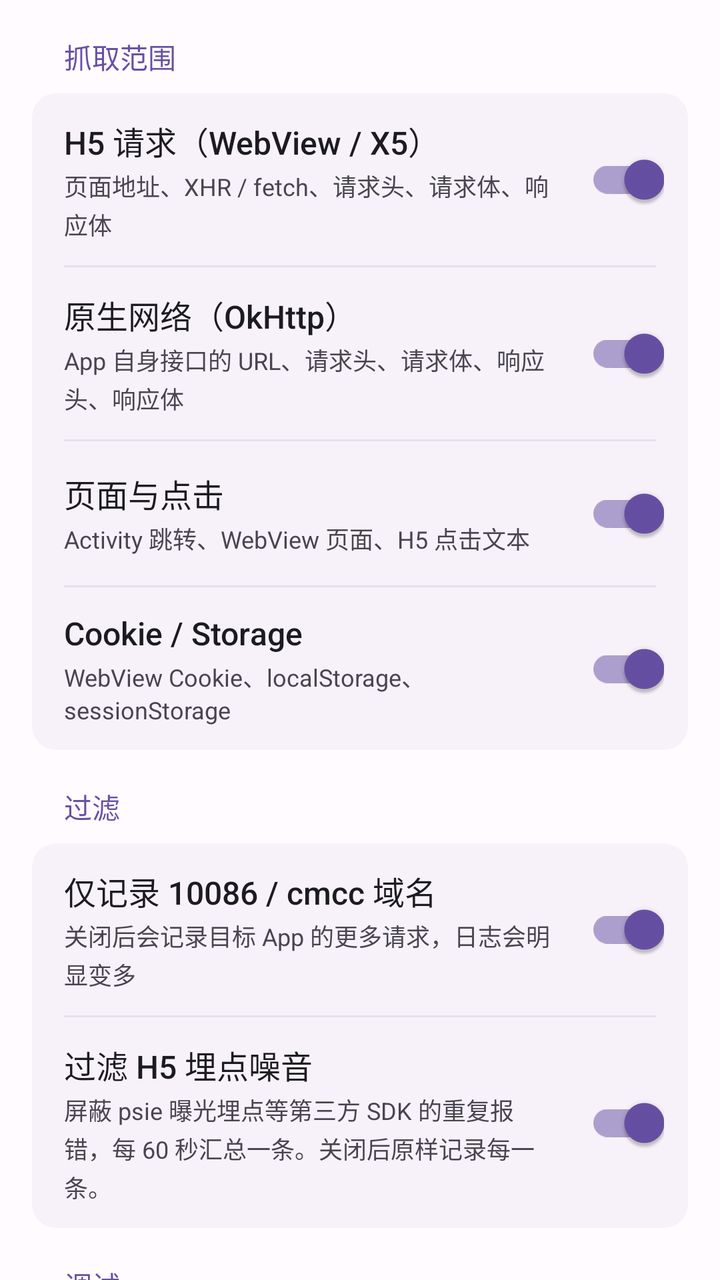
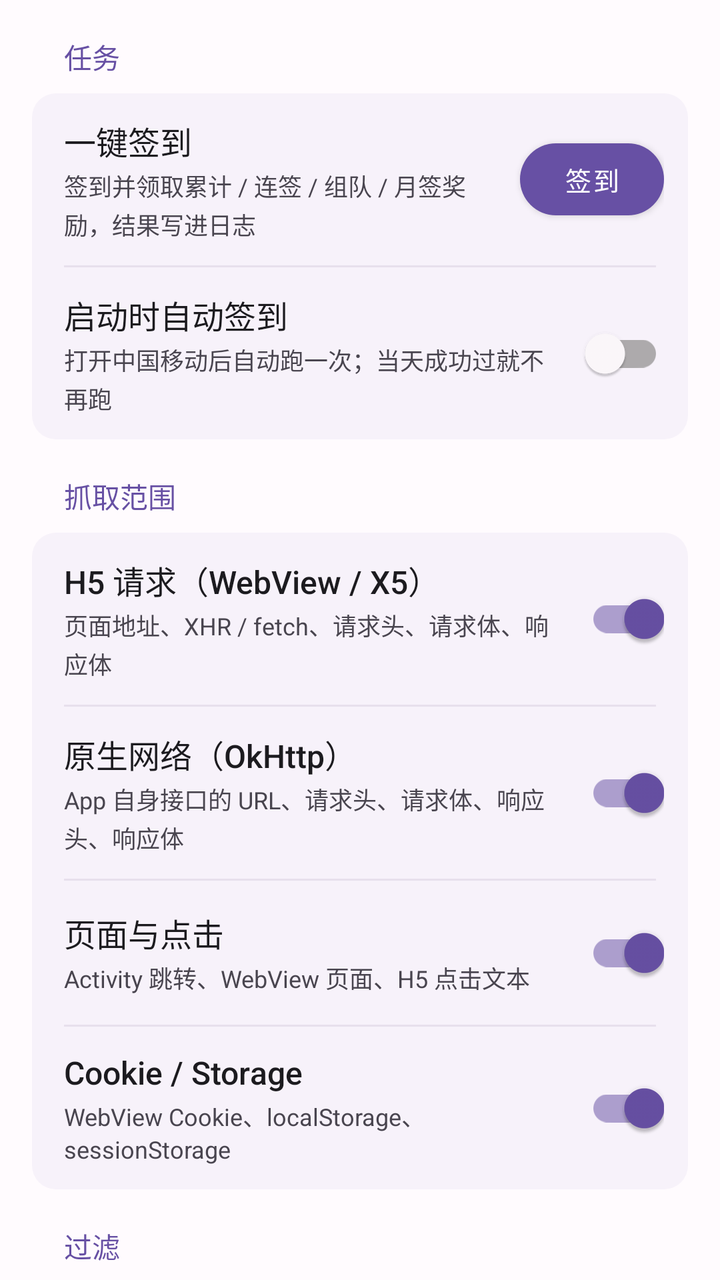

Screens rendered from an Android XML layout before and after an edit, with the pre-edit source and the edit as a unified diff.
<!-- AndroidManifest.xml: application theme Theme.CmccHook -->
<!-- res/layout/page_func.xml -->
<?xml version="1.0" encoding="utf-8"?>
<ScrollView xmlns:android="http://schemas.android.com/apk/res/android"
    android:layout_width="match_parent"
    android:layout_height="match_parent"
    android:clipToPadding="false"
    android:fillViewport="true"
    android:scrollbars="none">

    <LinearLayout
        android:layout_width="match_parent"
        android:layout_height="wrap_content"
        android:orientation="vertical"
        android:paddingStart="16dp"
        android:paddingEnd="16dp"
        android:paddingBottom="24dp">

        <TextView
            style="@style/SectionTitle"
            android:layout_width="wrap_content"
            android:layout_height="wrap_content"
            android:text="@string/capture_title" />

        <LinearLayout
            style="@style/CardBox"
            android:layout_width="match_parent"
            android:layout_height="wrap_content">

            <LinearLayout
                android:layout_width="match_parent"
                android:layout_height="wrap_content"
                android:gravity="center_vertical"
                android:orientation="horizontal"
                android:paddingStart="16dp"
                android:paddingTop="12dp"
                android:paddingEnd="12dp"
                android:paddingBottom="12dp">

                <LinearLayout
                    android:layout_width="0dp"
                    android:layout_height="wrap_content"
                    android:layout_weight="1"
                    android:orientation="vertical">

                    <TextView
                        style="@style/RowTitle"
                        android:layout_width="match_parent"
                        android:layout_height="wrap_content"
                        android:text="@string/capture_h5" />

                    <TextView
                        style="@style/RowDesc"
                        android:layout_width="match_parent"
                        android:layout_height="wrap_content"
                        android:text="@string/capture_h5_desc" />
                </LinearLayout>

                <com.google.android.material.switchmaterial.SwitchMaterial
                    android:id="@+id/switchH5"
                    android:layout_width="wrap_content"
                    android:layout_height="wrap_content"
                    android:layout_marginStart="8dp"
                    android:checked="true" />
            </LinearLayout>

            <View
                android:layout_width="match_parent"
                android:layout_height="1dp"
                android:layout_marginStart="16dp"
                android:layout_marginEnd="16dp"
                android:background="@color/divider" />

            <LinearLayout
                android:layout_width="match_parent"
                android:layout_height="wrap_content"
                android:gravity="center_vertical"
                android:orientation="horizontal"
                android:paddingStart="16dp"
                android:paddingTop="12dp"
                android:paddingEnd="12dp"
                android:paddingBottom="12dp">

                <LinearLayout
                    android:layout_width="0dp"
                    android:layout_height="wrap_content"
                    android:layout_weight="1"
                    android:orientation="vertical">

                    <TextView
                        style="@style/RowTitle"
                        android:layout_width="match_parent"
                        android:layout_height="wrap_content"
                        android:text="@string/capture_native" />

                    <TextView
                        style="@style/RowDesc"
                        android:layout_width="match_parent"
                        android:layout_height="wrap_content"
                        android:text="@string/capture_native_desc" />
                </LinearLayout>

                <com.google.android.material.switchmaterial.SwitchMaterial
                    android:id="@+id/switchNative"
                    android:layout_width="wrap_content"
                    android:layout_height="wrap_content"
                    android:layout_marginStart="8dp"
                    android:checked="true" />
            </LinearLayout>

            <View
                android:layout_width="match_parent"
                android:layout_height="1dp"
                android:layout_marginStart="16dp"
                android:layout_marginEnd="16dp"
                android:background="@color/divider" />

            <LinearLayout
                android:layout_width="match_parent"
                android:layout_height="wrap_content"
                android:gravity="center_vertical"
                android:orientation="horizontal"
                android:paddingStart="16dp"
                android:paddingTop="12dp"
                android:paddingEnd="12dp"
                android:paddingBottom="12dp">

                <LinearLayout
                    android:layout_width="0dp"
                    android:layout_height="wrap_content"
                    android:layout_weight="1"
                    android:orientation="vertical">

                    <TextView
                        style="@style/RowTitle"
                        android:layout_width="match_parent"
                        android:layout_height="wrap_content"
                        android:text="@string/capture_ui" />

                    <TextView
                        style="@style/RowDesc"
                        android:layout_width="match_parent"
                        android:layout_height="wrap_content"
                        android:text="@string/capture_ui_desc" />
                </LinearLayout>

                <com.google.android.material.switchmaterial.SwitchMaterial
                    android:id="@+id/switchUi"
                    android:layout_width="wrap_content"
                    android:layout_height="wrap_content"
                    android:layout_marginStart="8dp"
                    android:checked="true" />
            </LinearLayout>

            <View
                android:layout_width="match_parent"
                android:layout_height="1dp"
                android:layout_marginStart="16dp"
                android:layout_marginEnd="16dp"
                android:background="@color/divider" />

            <LinearLayout
                android:layout_width="match_parent"
                android:layout_height="wrap_content"
                android:gravity="center_vertical"
                android:orientation="horizontal"
                android:paddingStart="16dp"
                android:paddingTop="12dp"
                android:paddingEnd="12dp"
                android:paddingBottom="12dp">

                <LinearLayout
                    android:layout_width="0dp"
                    android:layout_height="wrap_content"
                    android:layout_weight="1"
                    android:orientation="vertical">

                    <TextView
                        style="@style/RowTitle"
                        android:layout_width="match_parent"
                        android:layout_height="wrap_content"
                        android:text="@string/capture_storage" />

                    <TextView
                        style="@style/RowDesc"
                        android:layout_width="match_parent"
                        android:layout_height="wrap_content"
                        android:text="@string/capture_storage_desc" />
                </LinearLayout>

                <com.google.android.material.switchmaterial.SwitchMaterial
                    android:id="@+id/switchStorage"
                    android:layout_width="wrap_content"
                    android:layout_height="wrap_content"
                    android:layout_marginStart="8dp"
                    android:checked="true" />
            </LinearLayout>
        </LinearLayout>

        <TextView
            style="@style/SectionTitle"
            android:layout_width="wrap_content"
            android:layout_height="wrap_content"
            android:text="@string/filter_title" />

        <LinearLayout
            style="@style/CardBox"
            android:layout_width="match_parent"
            android:layout_height="wrap_content">

            <LinearLayout
                android:layout_width="match_parent"
                android:layout_height="wrap_content"
                android:gravity="center_vertical"
                android:orientation="horizontal"
                android:paddingStart="16dp"
                android:paddingTop="12dp"
                android:paddingEnd="12dp"
                android:paddingBottom="12dp">

                <LinearLayout
                    android:layout_width="0dp"
                    android:layout_height="wrap_content"
                    android:layout_weight="1"
                    android:orientation="vertical">

                    <TextView
                        style="@style/RowTitle"
                        android:layout_width="match_parent"
                        android:layout_height="wrap_content"
                        android:text="@string/capture_filter" />

                    <TextView
                        style="@style/RowDesc"
                        android:layout_width="match_parent"
                        android:layout_height="wrap_content"
                        android:text="@string/capture_filter_desc" />
                </LinearLayout>

                <com.google.android.material.switchmaterial.SwitchMaterial
                    android:id="@+id/switchFilter"
                    android:layout_width="wrap_content"
                    android:layout_height="wrap_content"
                    android:layout_marginStart="8dp"
                    android:checked="true" />
            </LinearLayout>

            <View
                android:layout_width="match_parent"
                android:layout_height="1dp"
                android:layout_marginStart="16dp"
                android:layout_marginEnd="16dp"
                android:background="@color/divider" />

            <LinearLayout
                android:layout_width="match_parent"
                android:layout_height="wrap_content"
                android:gravity="center_vertical"
                android:orientation="horizontal"
                android:paddingStart="16dp"
                android:paddingTop="12dp"
                android:paddingEnd="12dp"
                android:paddingBottom="12dp">

                <LinearLayout
                    android:layout_width="0dp"
                    android:layout_height="wrap_content"
                    android:layout_weight="1"
                    android:orientation="vertical">

                    <TextView
                        style="@style/RowTitle"
                        android:layout_width="match_parent"
                        android:layout_height="wrap_content"
                        android:text="@string/capture_h5_noise" />

                    <TextView
                        style="@style/RowDesc"
                        android:layout_width="match_parent"
                        android:layout_height="wrap_content"
                        android:text="@string/capture_h5_noise_desc" />
                </LinearLayout>

                <com.google.android.material.switchmaterial.SwitchMaterial
                    android:id="@+id/switchH5Noise"
                    android:layout_width="wrap_content"
                    android:layout_height="wrap_content"
                    android:layout_marginStart="8dp"
                    android:checked="true" />
            </LinearLayout>
        </LinearLayout>

        <TextView
            style="@style/SectionTitle"
            android:layout_width="wrap_content"
            android:layout_height="wrap_content"
            android:text="@string/debug_title" />

        <LinearLayout
            style="@style/CardBox"
            android:layout_width="match_parent"
            android:layout_height="wrap_content"
            android:paddingStart="16dp"
            android:paddingTop="12dp"
            android:paddingEnd="12dp"
            android:paddingBottom="12dp">

            <LinearLayout
                android:layout_width="match_parent"
                android:layout_height="wrap_content"
                android:gravity="center_vertical"
                android:orientation="horizontal">

                <LinearLayout
                    android:layout_width="0dp"
                    android:layout_height="wrap_content"
                    android:layout_weight="1"
                    android:orientation="vertical">

                    <TextView
                        style="@style/RowTitle"
                        android:layout_width="match_parent"
                        android:layout_height="wrap_content"
                        android:text="@string/capture_verbose_raw" />

                    <TextView
                        style="@style/RowDesc"
                        android:layout_width="match_parent"
                        android:layout_height="wrap_content"
                        android:text="@string/capture_verbose_raw_desc" />
                </LinearLayout>

                <com.google.android.material.switchmaterial.SwitchMaterial
                    android:id="@+id/switchVerboseRaw"
                    android:layout_width="wrap_content"
                    android:layout_height="wrap_content"
                    android:layout_marginStart="8dp"
                    android:checked="false" />
            </LinearLayout>
        </LinearLayout>

        <TextView
            style="@style/SectionTitle"
            android:layout_width="wrap_content"
            android:layout_height="wrap_content"
            android:text="@string/module_title" />

        <LinearLayout
            style="@style/CardBox"
            android:layout_width="match_parent"
            android:layout_height="wrap_content"
            android:paddingStart="16dp"
            android:paddingTop="12dp"
            android:paddingEnd="12dp"
            android:paddingBottom="12dp">

            <LinearLayout
                android:layout_width="match_parent"
                android:layout_height="wrap_content"
                android:gravity="center_vertical"
                android:orientation="horizontal">

                <LinearLayout
                    android:layout_width="0dp"
                    android:layout_height="wrap_content"
                    android:layout_weight="1"
                    android:orientation="vertical">

                    <TextView
                        style="@style/RowTitle"
                        android:layout_width="match_parent"
                        android:layout_height="wrap_content"
                        android:text="@string/capture_secondary" />

                    <TextView
                        style="@style/RowDesc"
                        android:layout_width="match_parent"
                        android:layout_height="wrap_content"
                        android:text="@string/capture_secondary_desc" />
                </LinearLayout>

                <com.google.android.material.switchmaterial.SwitchMaterial
                    android:id="@+id/switchSecondary"
                    android:layout_width="wrap_content"
                    android:layout_height="wrap_content"
                    android:layout_marginStart="8dp"
                    android:checked="false" />
            </LinearLayout>
        </LinearLayout>
    </LinearLayout>
</ScrollView>
<!-- resources referenced by this layout -->
<resources>
  <color name="divider">#E7E0EC</color>
  <string name="capture_filter">仅记录 10086 / cmcc 域名</string>
  <string name="capture_filter_desc">关闭后会记录目标 App 的更多请求，日志会明显变多</string>
  <string name="capture_h5">H5 请求（WebView / X5）</string>
  <string name="capture_h5_desc">页面地址、XHR / fetch、请求头、请求体、响应体</string>
  <string name="capture_h5_noise">过滤 H5 埋点噪音</string>
  <string name="capture_h5_noise_desc">屏蔽 psie 曝光埋点等第三方 SDK 的重复报错，每 60 秒汇总一条。关闭后原样记录每一条。</string>
  <string name="capture_native">原生网络（OkHttp）</string>
  <string name="capture_native_desc">App 自身接口的 URL、请求头、请求体、响应头、响应体</string>
  <string name="capture_secondary">注入其他进程（默认关闭）</string>
  <string name="capture_secondary_desc">加固壳的 :tools 安全进程始终跳过。只有需要抓取推送 / X5 沙盒等进程时才打开，平时保持关闭更稳定。</string>
  <string name="capture_storage">Cookie / Storage</string>
  <string name="capture_storage_desc">WebView Cookie、localStorage、sessionStorage</string>
  <string name="capture_title">抓取范围</string>
  <string name="capture_ui">页面与点击</string>
  <string name="capture_ui_desc">Activity 跳转、WebView 页面、H5 点击文本</string>
  <string name="capture_verbose_raw">详细原始返回</string>
  <string name="capture_verbose_raw_desc">关：每条原始返回截到 8 KB，日志不会暴涨、看日志也不卡；开：整段输出（对接接口、核对字段时才用，日志会非常大）</string>
  <string name="debug_title">调试</string>
  <string name="filter_title">过滤</string>
  <string name="module_title">模块</string>
  <style name="CardBox">
          <item name="android:background">@drawable/bg_card</item>
          <item name="android:orientation">vertical</item>
      </style>
  <style name="RowDesc">
          <item name="android:textSize">12sp</item>
          <item name="android:textColor">@color/text_secondary</item>
          <item name="android:lineSpacingExtra">2dp</item>
          <item name="android:paddingTop">2dp</item>
      </style>
  <style name="RowTitle">
          <item name="android:textSize">16sp</item>
          <item name="android:fontFamily">sans-serif-medium</item>
          <item name="android:textColor">@color/text_primary</item>
      </style>
  <style name="SectionTitle">
          <item name="android:textSize">14sp</item>
          <item name="android:fontFamily">sans-serif-medium</item>
          <item name="android:textColor">@color/primary</item>
          <item name="android:paddingStart">16dp</item>
          <item name="android:paddingEnd">16dp</item>
          <item name="android:paddingTop">18dp</item>
          <item name="android:paddingBottom">8dp</item>
      </style>
  <!-- drawable bg_card (drawable) -->
  <?xml version="1.0" encoding="utf-8"?>
  <shape xmlns:android="http://schemas.android.com/apk/res/android"
      android:shape="rectangle">
      <solid android:color="@color/container_low" />
      <corners android:radius="12dp" />
  </shape>
  <color name="text_secondary">#49454F</color>
  <color name="text_primary">#1C1B1F</color>
  <color name="primary">#6750A4</color>
  <color name="primary_dark">#4F378B</color>
  <color name="surface">#FFFBFE</color>
  <color name="background">#FFFBFE</color>
  <color name="container_low">#F7F2FA</color>
  <!-- unchanged entries left out for length: 1 -->
</resources>

<!-- the commit's change to res/layout/page_func.xml (unified diff, before → after) -->
@@ -1,5 +1,6 @@
 <?xml version="1.0" encoding="utf-8"?>
 <ScrollView xmlns:android="http://schemas.android.com/apk/res/android"
+    xmlns:app="http://schemas.android.com/apk/res-auto"
     android:layout_width="match_parent"
     android:layout_height="match_parent"
     android:clipToPadding="false"
@@ -18,7 +19,7 @@
             style="@style/SectionTitle"
             android:layout_width="wrap_content"
             android:layout_height="wrap_content"
-            android:text="@string/capture_title" />
+            android:text="@string/task_title" />
 
         <LinearLayout
             style="@style/CardBox"
@@ -45,21 +46,31 @@
                         style="@style/RowTitle"
                         android:layout_width="match_parent"
                         android:layout_height="wrap_content"
-                        android:text="@string/capture_h5" />
-
-                    <TextView
-                        style="@style/RowDesc"
-                        android:layout_width="match_parent"
-                        android:layout_height="wrap_content"
-                        android:text="@string/capture_h5_desc" />
-                </LinearLayout>
-
-                <com.google.android.material.switchmaterial.SwitchMaterial
-                    android:id="@+id/switchH5"
-                    android:layout_width="wrap_content"
-                    android:layout_height="wrap_content"
-                    android:layout_marginStart="8dp"
-                    android:checked="true" />
+                        android:text="@string/task_sign" />
+
+                    <TextView
+                        style="@style/RowDesc"
+                        android:layout_width="match_parent"
+                        android:layout_height="wrap_content"
+                        android:text="@string/task_sign_desc" />
+                </LinearLayout>
+
+                <com.google.android.material.button.MaterialButton
+                    android:id="@+id/btnSign"
+                    android:layout_width="72dp"
+                    android:layout_height="36dp"
+                    android:layout_marginStart="8dp"
+                    android:insetTop="0dp"
+                    android:insetBottom="0dp"
+                    android:paddingStart="0dp"
+                    android:paddingEnd="0dp"
+                    android:text="@string/btn_sign"
+                    android:textAllCaps="false"
+                    android:textColor="@color/on_primary"
+                    android:textSize="13sp"
+                    app:backgroundTint="@color/primary"
+                    app:cornerRadius="999dp"
+                    app:elevation="0dp" />
             </LinearLayout>
 
             <View
@@ -89,17 +100,66 @@
                         style="@style/RowTitle"
                         android:layout_width="match_parent"
                         android:layout_height="wrap_content"
-                        android:text="@string/capture_native" />
-
-                    <TextView
-                        style="@style/RowDesc"
-                        android:layout_width="match_parent"
-                        android:layout_height="wrap_content"
-                        android:text="@string/capture_native_desc" />
-                </LinearLayout>
-
-                <com.google.android.material.switchmaterial.SwitchMaterial
-                    android:id="@+id/switchNative"
+                        android:text="@string/task_auto" />
+
+                    <TextView
+                        style="@style/RowDesc"
+                        android:layout_width="match_parent"
+                        android:layout_height="wrap_content"
+                        android:text="@string/task_auto_desc" />
+                </LinearLayout>
+
+                <com.google.android.material.switchmaterial.SwitchMaterial
+                    android:id="@+id/switchAutoSign"
+                    android:layout_width="wrap_content"
+                    android:layout_height="wrap_content"
+                    android:layout_marginStart="8dp"
+                    android:checked="false" />
+            </LinearLayout>
+        </LinearLayout>
+
+        <TextView
+            style="@style/SectionTitle"
+            android:layout_width="wrap_content"
+            android:layout_height="wrap_content"
+            android:text="@string/capture_title" />
+
+        <LinearLayout
+            style="@style/CardBox"
+            android:layout_width="match_parent"
+            android:layout_height="wrap_content">
+
+            <LinearLayout
+                android:layout_width="match_parent"
+                android:layout_height="wrap_content"
+                android:gravity="center_vertical"
+                android:orientation="horizontal"
+                android:paddingStart="16dp"
+                android:paddingTop="12dp"
+                android:paddingEnd="12dp"
+                android:paddingBottom="12dp">
+
+                <LinearLayout
+                    android:layout_width="0dp"
+                    android:layout_height="wrap_content"
+                    android:layout_weight="1"
+                    android:orientation="vertical">
+
+                    <TextView
+                        style="@style/RowTitle"
+                        android:layout_width="match_parent"
+                        android:layout_height="wrap_content"
+                        android:text="@string/capture_h5" />
+
+                    <TextView
+                        style="@style/RowDesc"
+                        android:layout_width="match_parent"
+                        android:layout_height="wrap_content"
+                        android:text="@string/capture_h5_desc" />
+                </LinearLayout>
+
+                <com.google.android.material.switchmaterial.SwitchMaterial
+                    android:id="@+id/switchH5"
                     android:layout_width="wrap_content"
                     android:layout_height="wrap_content"
                     android:layout_marginStart="8dp"
@@ -133,17 +193,17 @@
                         style="@style/RowTitle"
                         android:layout_width="match_parent"
                         android:layout_height="wrap_content"
-                        android:text="@string/capture_ui" />
-
-                    <TextView
-                        style="@style/RowDesc"
-                        android:layout_width="match_parent"
-                        android:layout_height="wrap_content"
-                        android:text="@string/capture_ui_desc" />
-                </LinearLayout>
-
-                <com.google.android.material.switchmaterial.SwitchMaterial
-                    android:id="@+id/switchUi"
+                        android:text="@string/capture_native" />
+
+                    <TextView
+                        style="@style/RowDesc"
+                        android:layout_width="match_parent"
+                        android:layout_height="wrap_content"
+                        android:text="@string/capture_native_desc" />
+                </LinearLayout>
+
+                <com.google.android.material.switchmaterial.SwitchMaterial
+                    android:id="@+id/switchNative"
                     android:layout_width="wrap_content"
                     android:layout_height="wrap_content"
                     android:layout_marginStart="8dp"
@@ -177,6 +237,50 @@
                         style="@style/RowTitle"
                         android:layout_width="match_parent"
                         android:layout_height="wrap_content"
+                        android:text="@string/capture_ui" />
+
+                    <TextView
+                        style="@style/RowDesc"
+                        android:layout_width="match_parent"
+                        android:layout_height="wrap_content"
+                        android:text="@string/capture_ui_desc" />
+                </LinearLayout>
+
+                <com.google.android.material.switchmaterial.SwitchMaterial
+                    android:id="@+id/switchUi"
+                    android:layout_width="wrap_content"
+                    android:layout_height="wrap_content"
+                    android:layout_marginStart="8dp"
+                    android:checked="true" />
+            </LinearLayout>
+
+            <View
+                android:layout_width="match_parent"
+                android:layout_height="1dp"
+                android:layout_marginStart="16dp"
+                android:layout_marginEnd="16dp"
+                android:background="@color/divider" />
+
+            <LinearLayout
+                android:layout_width="match_parent"
+                android:layout_height="wrap_content"
+                android:gravity="center_vertical"
+                android:orientation="horizontal"
+                android:paddingStart="16dp"
+                android:paddingTop="12dp"
+                android:paddingEnd="12dp"
+                android:paddingBottom="12dp">
+
+                <LinearLayout
+                    android:layout_width="0dp"
+                    android:layout_height="wrap_content"
+                    android:layout_weight="1"
+                    android:orientation="vertical">
+
+                    <TextView
+                        style="@style/RowTitle"
+                        android:layout_width="match_parent"
+                        android:layout_height="wrap_content"
                         android:text="@string/capture_storage" />
 
                     <TextView
<!-- resource entries referenced after the edit -->
@@ -1,6 +1,7 @@
 <!-- resources referenced by this layout -->
 <resources>
   <color name="divider">#E7E0EC</color>
+  <color name="on_primary">#FFFFFF</color>
   <string name="capture_filter">仅记录 10086 / cmcc 域名</string>
   <string name="capture_filter_desc">关闭后会记录目标 App 的更多请求，日志会明显变多</string>
   <string name="capture_h5">H5 请求（WebView / X5）</string>
@@ -21,6 +22,11 @@
   <string name="debug_title">调试</string>
   <string name="filter_title">过滤</string>
   <string name="module_title">模块</string>
+  <string name="task_auto">启动时自动签到</string>
+  <string name="task_auto_desc">打开中国移动后自动跑一次；当天成功过就不再跑</string>
+  <string name="task_sign">一键签到</string>
+  <string name="task_sign_desc">签到并领取累计 / 连签 / 组队 / 月签奖励，结果写进日志</string>
+  <string name="task_title">任务</string>
   <style name="CardBox">
           <item name="android:background">@drawable/bg_card</item>
           <item name="android:orientation">vertical</item>
@@ -55,6 +61,7 @@
   <color name="text_secondary">#49454F</color>
   <color name="text_primary">#1C1B1F</color>
   <color name="primary">#6750A4</color>
+  <string name="btn_sign">签到</string>
   <color name="primary_dark">#4F378B</color>
   <color name="surface">#FFFBFE</color>
   <color name="background">#FFFBFE</color>
